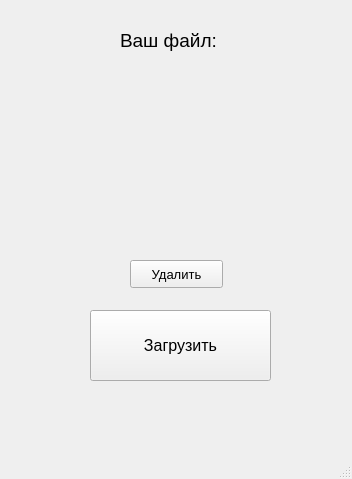
The window that reader.ui (ThomasMagnus/PDF_Converter) describes before a commit, drawn with Qt 5.
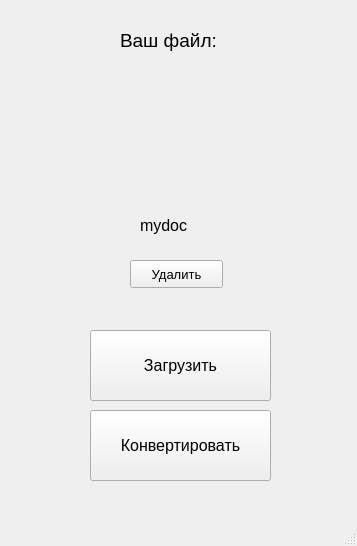
The same window after the commit. Icons and pictures are not drawn.

What changed in the file:
```diff
--- a/reader.ui
+++ b/reader.ui
@@ -9,8 +9,8 @@
    <rect>
     <x>0</x>
     <y>0</y>
-    <width>352</width>
-    <height>479</height>
+    <width>357</width>
+    <height>546</height>
    </rect>
   </property>
   <property name="windowTitle">
@@ -24,7 +24,7 @@
     <property name="geometry">
      <rect>
       <x>90</x>
-      <y>310</y>
+      <y>330</y>
       <width>181</width>
       <height>71</height>
      </rect>
@@ -114,6 +114,60 @@
      <string>Удалить</string>
     </property>
    </widget>
+   <widget class="QLabel" name="label_3">
+    <property name="enabled">
+     <bool>true</bool>
+    </property>
+    <property name="geometry">
+     <rect>
+      <x>140</x>
+      <y>210</y>
+      <width>201</width>
+      <height>31</height>
+     </rect>
+    </property>
+    <property name="font">
+     <font>
+      <pointsize>12</pointsize>
+     </font>
+    </property>
+    <property name="text">
+     <string>mydoc</string>
+    </property>
+    <property name="scaledContents">
+     <bool>true</bool>
+    </property>
+    <property name="wordWrap">
+     <bool>true</bool>
+    </property>
+   </widget>
+   <widget class="QPushButton" name="pushButton_3">
+    <property name="geometry">
+     <rect>
+      <x>90</x>
+      <y>410</y>
+      <width>181</width>
+      <height>71</height>
+     </rect>
+    </property>
+    <property name="font">
+     <font>
+      <pointsize>12</pointsize>
+     </font>
+    </property>
+    <property name="cursor">
+     <cursorShape>PointingHandCursor</cursorShape>
+    </property>
+    <property name="text">
+     <string>Конвертировать</string>
+    </property>
+    <property name="autoRepeat">
+     <bool>false</bool>
+    </property>
+    <property name="autoExclusive">
+     <bool>false</bool>
+    </property>
+   </widget>
   </widget>
   <widget class="QMenuBar" name="menubar">
    <property name="geometry">
```
Left out of the diff: 2 changed lines with no effect on the pictures.
